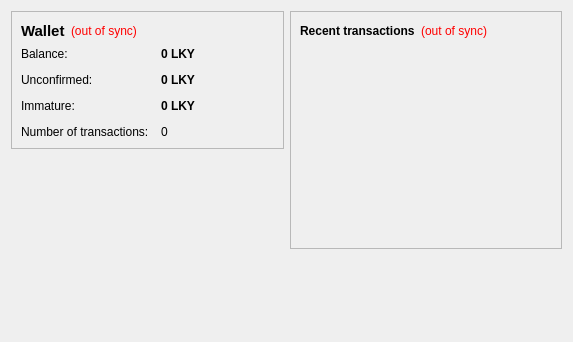
Above: src/qt/forms/overviewpage.ui from transacx/ARG before the change. Below: the same form after it.
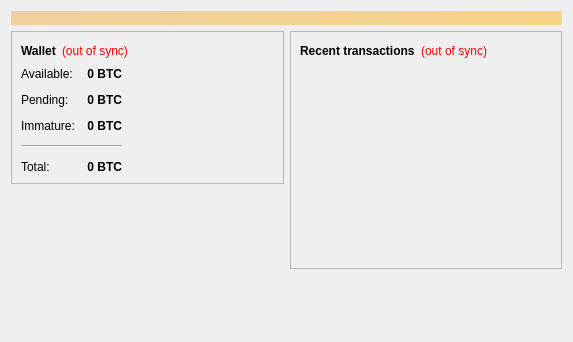
That is the form after the change. Icons and pictures are not drawn.

Diff of the .ui file:
```diff
--- a/src/qt/forms/overviewpage.ui
+++ b/src/qt/forms/overviewpage.ui
@@ -13,6 +13,24 @@
   <property name="windowTitle">
    <string>Form</string>
   </property>
+  <layout class="QVBoxLayout" name="topLayout">
+   <item>
+    <widget class="QLabel" name="labelAlerts">
+     <property name="visible">
+      <bool>false</bool>
+     </property>
+     <property name="styleSheet">
+      <string notr="true">background-color: qlineargradient(x1: 0, y1: 0, x2: 1, y2: 0, stop:0 #F0D0A0, stop:1 #F8D488); color:#000000;</string>
+     </property>
+     <property name="wordWrap">
+      <bool>true</bool>
+     </property>
+     <property name="margin">
+      <number>3</number>
+     </property>
+    </widget>
+   </item>
+   <item>
   <layout class="QHBoxLayout" name="horizontalLayout" stretch="1,1">
    <item>
     <layout class="QVBoxLayout" name="verticalLayout_2">
@@ -31,7 +49,6 @@
            <widget class="QLabel" name="label_5">
             <property name="font">
              <font>
-              <pointsize>11</pointsize>
               <weight>75</weight>
               <bold>true</bold>
              </font>
@@ -73,6 +90,8 @@
          </layout>
         </item>
         <item>
+          <layout class="QHBoxLayout" name="horizontalLayout_3">
+           <item>
          <layout class="QFormLayout" name="formLayout_2">
           <property name="fieldGrowthPolicy">
            <enum>QFormLayout::AllNonFixedFieldsGrow</enum>
@@ -86,7 +105,7 @@
           <item row="0" column="0">
            <widget class="QLabel" name="label">
             <property name="text">
-             <string>Balance:</string>
+               <string>Available:</string>
             </property>
            </widget>
           </item>
@@ -102,10 +121,13 @@
              <cursorShape>IBeamCursor</cursorShape>
             </property>
             <property name="toolTip">
-             <string>Your current balance</string>
+               <string>Your current spendable balance</string>
             </property>
             <property name="text">
-             <string notr="true">0 LKY</string>
+               <string notr="true">0 BTC</string>
+              </property>
+              <property name="alignment">
+               <set>Qt::AlignRight|Qt::AlignTrailing|Qt::AlignVCenter</set>
             </property>
             <property name="textInteractionFlags">
              <set>Qt::LinksAccessibleByMouse|Qt::TextSelectableByKeyboard|Qt::TextSelectableByMouse</set>
@@ -115,7 +137,7 @@
           <item row="1" column="0">
            <widget class="QLabel" name="label_3">
             <property name="text">
-             <string>Unconfirmed:</string>
+               <string>Pending:</string>
             </property>
            </widget>
           </item>
@@ -131,33 +153,19 @@
              <cursorShape>IBeamCursor</cursorShape>
             </property>
             <property name="toolTip">
-             <string>Total of transactions that have yet to be confirmed, and do not yet count toward the current balance</string>
+               <string>Total of transactions that have yet to be confirmed, and do not yet count toward the spendable balance</string>
             </property>
             <property name="text">
-             <string notr="true">0 LKY</string>
+               <string notr="true">0 BTC</string>
+              </property>
+              <property name="alignment">
+               <set>Qt::AlignRight|Qt::AlignTrailing|Qt::AlignVCenter</set>
             </property>
             <property name="textInteractionFlags">
              <set>Qt::LinksAccessibleByMouse|Qt::TextSelectableByKeyboard|Qt::TextSelectableByMouse</set>
             </property>
            </widget>
           </item>
-          <item row="3" column="0">
-           <widget class="QLabel" name="label_2">
-            <property name="text">
-             <string>Number of transactions:</string>
-            </property>
-           </widget>
-          </item>
-          <item row="3" column="1">
-           <widget class="QLabel" name="labelNumTransactions">
-            <property name="toolTip">
-             <string>Total number of transactions in wallet</string>
-            </property>
-            <property name="text">
-             <string notr="true">0</string>
-            </property>
-           </widget>
-          </item>
           <item row="2" column="0">
            <widget class="QLabel" name="labelImmatureText">
             <property name="text">
@@ -177,12 +185,69 @@
              <string>Mined balance that has not yet matured</string>
             </property>
             <property name="text">
-             <string notr="true">0 LKY</string>
-            </property>
+               <string notr="true">0 BTC</string>
+              </property>
+              <property name="alignment">
+               <set>Qt::AlignRight|Qt::AlignTrailing|Qt::AlignVCenter</set>
+              </property>
             <property name="textInteractionFlags">
              <set>Qt::LinksAccessibleByMouse|Qt::TextSelectableByKeyboard|Qt::TextSelectableByMouse</set>
             </property>
            </widget>
+            </item>
+            <item row="4" column="0">
+             <widget class="QLabel" name="labelTotalText">
+              <property name="text">
+               <string>Total:</string>
+              </property>
+             </widget>
+            </item>
+            <item row="4" column="1">
+             <widget class="QLabel" name="labelTotal">
+              <property name="font">
+               <font>
+                <weight>75</weight>
+                <bold>true</bold>
+               </font>
+              </property>
+              <property name="cursor">
+               <cursorShape>IBeamCursor</cursorShape>
+              </property>
+              <property name="toolTip">
+               <string>Your current total balance</string>
+              </property>
+              <property name="text">
+               <string notr="true">0 BTC</string>
+              </property>
+              <property name="alignment">
+               <set>Qt::AlignRight|Qt::AlignTrailing|Qt::AlignVCenter</set>
+              </property>
+              <property name="textInteractionFlags">
+               <set>Qt::LinksAccessibleByMouse|Qt::TextSelectableByKeyboard|Qt::TextSelectableByMouse</set>
+              </property>
+             </widget>
+            </item>
+            <item row="3" column="0" colspan="2">
+             <widget class="Line" name="line">
+              <property name="orientation">
+               <enum>Qt::Horizontal</enum>
+              </property>
+             </widget>
+            </item>
+           </layout>
+          </item>
+            <item>
+             <spacer name="horizontalSpacer_3">
+              <property name="orientation">
+               <enum>Qt::Horizontal</enum>
+              </property>
+              <property name="sizeHint" stdset="0">
+               <size>
+                <width>40</width>
+                <height>20</height>
+               </size>
+              </property>
+             </spacer>
           </item>
          </layout>
         </item>
@@ -202,6 +267,25 @@
        </property>
       </spacer>
      </item>
+       <item>
+        <widget class="QLabel" name="label_wallet_bgcoin">
+         <property name="text">
+          <string/>
+         </property>
+         <property name="pixmap">
+          <pixmap resource="../argentum.qrc">:/images/wallet_bgcoin</pixmap>
+         </property>
+         <property name="scaledContents">
+          <bool>false</bool>
+         </property>
+         <property name="alignment">
+          <set>Qt::AlignCenter</set>
+         </property>
+         <property name="margin">
+          <number>-2</number>
+         </property>
+        </widget>
+       </item>
     </layout>
    </item>
    <item>
@@ -289,6 +373,8 @@
         </size>
        </property>
       </spacer>
+       </item>
+      </layout>
      </item>
     </layout>
    </item>
```
Lines whose indentation alone changed are shown as unchanged.
